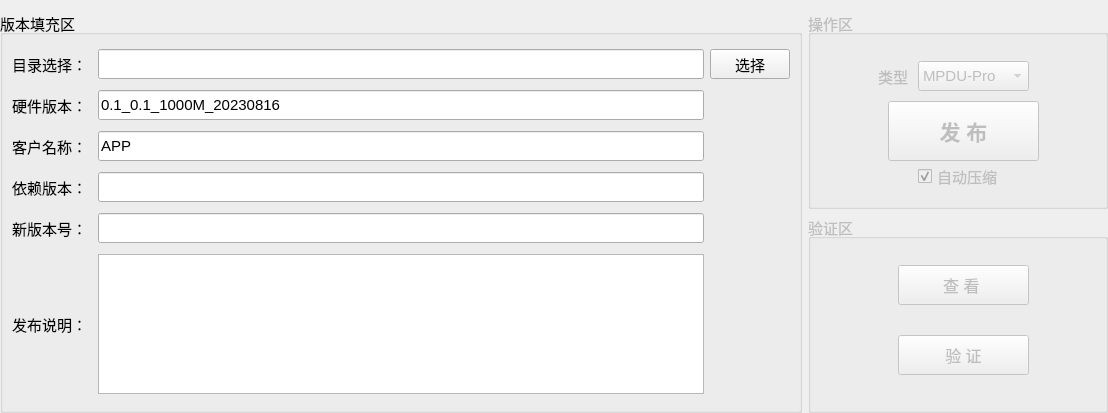
Old version of the form mpro_app/home/home_workwid.ui in the repository ChinaClever/MPro-Tools.
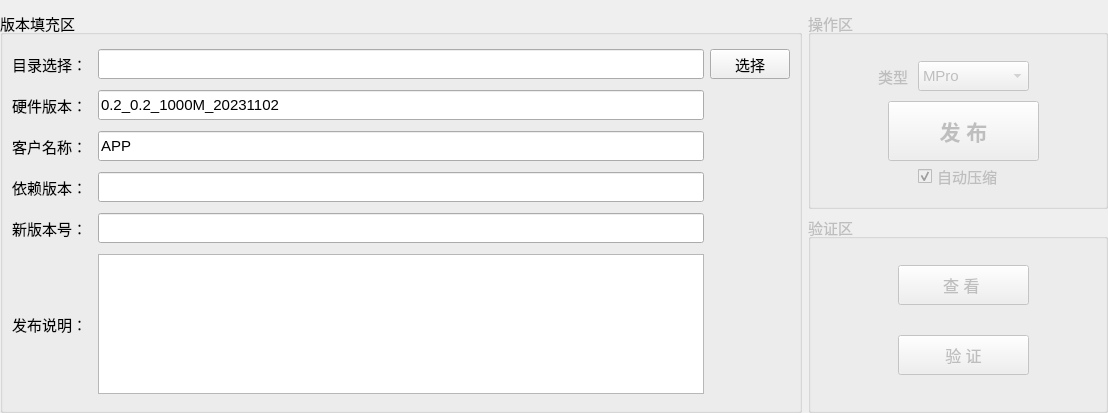
New version of the form.

```diff
--- a/mpro_app/home/home_workwid.ui
+++ b/mpro_app/home/home_workwid.ui
@@ -127,7 +127,7 @@
          </size>
         </property>
         <property name="text">
-         <string>0.1_0.1_1000M_20230816</string>
+         <string>0.2_0.2_1000M_20231102</string>
         </property>
        </widget>
       </item>
@@ -362,7 +362,7 @@
       </property>
       <item>
        <property name="text">
-        <string>MPDU-Pro</string>
+        <string>MPro</string>
        </property>
       </item>
      </widget>
```
